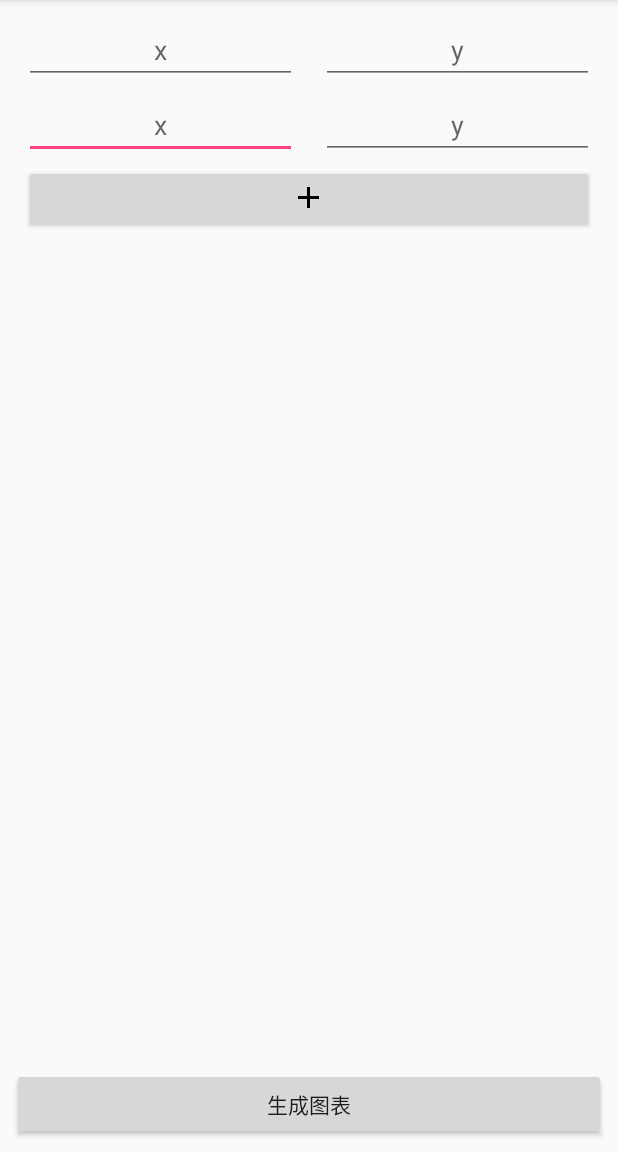
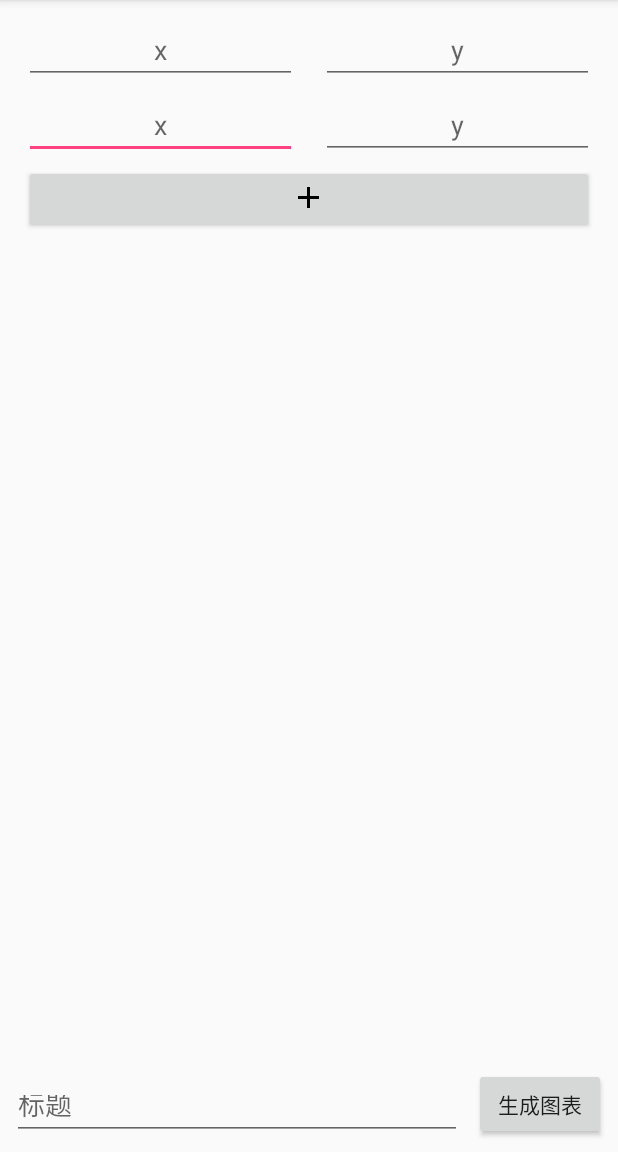
Before and after one commit to viseator/ChartIt, an Android app: the screen it shows after launch (DataAddActivity), after a tap on an icon or button, on a phone screen of 412 x 824 dp, the part 84-1236 px from its top. Run offline under Robolectric (Android 15) with nearby library versions, the phone set to English and light mode, and no system bars; our stand-ins replace ButterKnife; libraries missing offline, so code that uses them is left out: org.greenrobot.greendao; 6 statements that could not run were skipped.

Commit message:
add activity

```diff
--- a/app/src/main/java/com/viseator/chartit/activity/DataAddActivity.java
+++ b/app/src/main/java/com/viseator/chartit/activity/DataAddActivity.java
@@ -1,15 +1,23 @@
 package com.viseator.chartit.activity;
 
+import android.content.Intent;
 import android.os.Bundle;
 import android.support.v7.widget.LinearLayoutManager;
 import android.support.v7.widget.RecyclerView;
 import android.widget.Button;
+import android.widget.EditText;
 import android.widget.RelativeLayout;
 
 import com.github.mikephil.charting.data.Entry;
+import com.viseator.chartit.App;
 import com.viseator.chartit.BaseActivity;
 import com.viseator.chartit.R;
+import com.viseator.chartit.activity.chart.LineChartActivity;
 import com.viseator.chartit.adapter.DataAddAdapter;
+import com.viseator.chartit.data.chart.ChartDataEntityDao;
+import com.viseator.chartit.data.chart.ChartDataRepository;
+import com.viseator.chartit.data.chart.local.LocalChartData;
+import com.viseator.chartit.data.style.DaoSession;
 
 import java.util.List;
 
@@ -22,6 +30,12 @@ public class DataAddActivity extends BaseActivity {
     RecyclerView mRecyclerView;
     @BindView(R.id.generate_chart_button)
     Button mButton;
+    @BindView(R.id.data_add_title)
+    EditText mEditText;
+    DaoSession daoSession;
+    ChartDataEntityDao chartDataEntityDao;
+    ChartDataRepository mChartDataRepository;
+    LocalChartData mLocalChartData;
 
     private DataAddAdapter mDataAddAdapter;
 
@@ -37,6 +51,10 @@ public class DataAddActivity extends BaseActivity {
 
     @Override
     protected void baseInit() {
+        daoSession = ((App) getApplication()).getDaoSession();
+        chartDataEntityDao = daoSession.getChartDataEntityDao();
+        mLocalChartData = LocalChartData.getInstance(chartDataEntityDao);
+        mChartDataRepository = ChartDataRepository.getInstance(mLocalChartData);
 
     }
 
@@ -55,5 +73,9 @@ public class DataAddActivity extends BaseActivity {
             getCurrentFocus().clearFocus();
         }
         List<Entry> entries = mDataAddAdapter.getEntries();
+        mChartDataRepository.addData(entries, mEditText.getText().toString());
+        Intent intent = new Intent(getApplicationContext(), LineChartActivity.class);
+        intent.putExtra("position", mChartDataRepository.count() - 1);
+        startActivity(intent);
     }
 }
--- a/app/src/main/java/com/viseator/chartit/adapter/DataAddAdapter.java
+++ b/app/src/main/java/com/viseator/chartit/adapter/DataAddAdapter.java
@@ -102,6 +102,9 @@ public class DataAddAdapter extends RecyclerView.Adapter<RecyclerView.ViewHolder
                     mLastXEditText = xEditText;
                     mLastYEditText = yEditText;
                 }
+                if (mItemIndex == 0) {
+                    xEditText.requestFocus();
+                }
                 if (position == mItemIndex && mLastIndex != -1) {
                     xEditText.setText(mLastXEditText.getText());
                     yEditText.setText(mLastYEditText.getText());
--- a/app/src/main/res/layout/activity_data_add.xml
+++ b/app/src/main/res/layout/activity_data_add.xml
@@ -13,13 +13,29 @@
         android:layout_height="wrap_content"
         android:layout_marginBottom="8dp"
         android:layout_marginEnd="8dp"
-        android:layout_marginLeft="8dp"
         android:layout_marginRight="8dp"
         android:layout_marginStart="8dp"
         android:text="@string/generate_chart"
         app:layout_constraintBottom_toBottomOf="parent"
+        app:layout_constraintRight_toRightOf="parent"/>
+
+    <EditText
+        android:id="@+id/data_add_title"
+        android:layout_width="0dp"
+        android:layout_height="0dp"
+        android:layout_marginBottom="8dp"
+        android:layout_marginLeft="8dp"
+        android:layout_marginRight="8dp"
+        android:layout_marginTop="8dp"
+        android:ems="10"
+        android:inputType="textPersonName"
+        android:hint="@string/title"
+        app:layout_constraintBottom_toBottomOf="parent"
+        app:layout_constraintHorizontal_bias="0.0"
         app:layout_constraintLeft_toLeftOf="parent"
-        app:layout_constraintRight_toRightOf="parent"/>
+        app:layout_constraintRight_toLeftOf="@+id/generate_chart_button"
+        app:layout_constraintTop_toTopOf="@+id/generate_chart_button"
+        app:layout_constraintVertical_bias="1.0"/>
 
     <android.support.v7.widget.RecyclerView
         android:id="@+id/data_add_recyclerview"
@@ -35,6 +51,7 @@
         app:layout_constraintLeft_toLeftOf="parent"
         app:layout_constraintRight_toRightOf="parent"
         app:layout_constraintTop_toTopOf="parent"
+        app:layout_constraintVertical_bias="0.0"
         tools:listitem="@layout/data_add_recycerview_content">
 
     </android.support.v7.widget.RecyclerView>
--- a/app/src/main/res/values/strings.xml
+++ b/app/src/main/res/values/strings.xml
@@ -5,4 +5,5 @@
     <string name="x">x</string>
     <string name="y">y</string>
     <string name="not_float">Y值应为数值</string>
+    <string name="title">标题</string>
 </resources>
```
